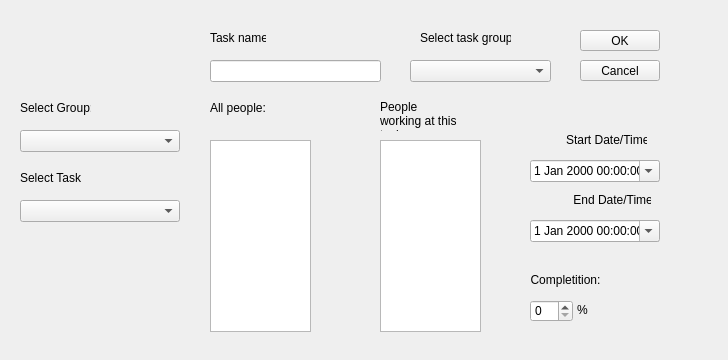
Before: the Qt Designer form Teeam/edittaskdialog.ui in lorenzo-arena/Teeam, drawn with Qt 5.
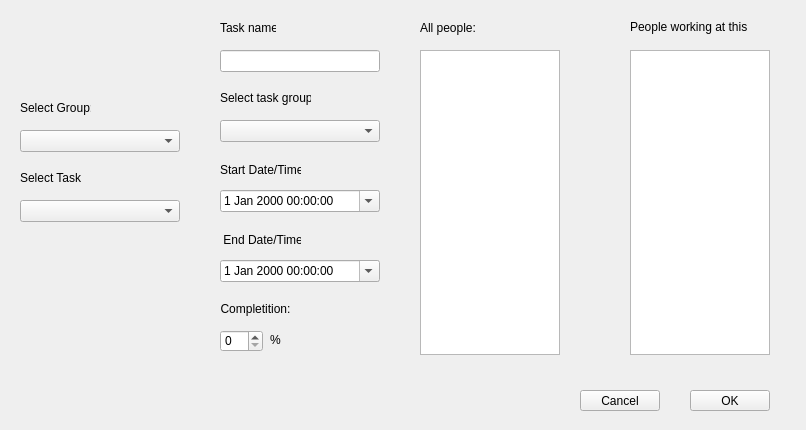
After: the same form once the commit is applied. Icons and pictures are not drawn.

```diff
--- a/Teeam/edittaskdialog.ui
+++ b/Teeam/edittaskdialog.ui
@@ -6,8 +6,8 @@
    <rect>
     <x>0</x>
     <y>0</y>
-    <width>728</width>
-    <height>360</height>
+    <width>806</width>
+    <height>430</height>
    </rect>
   </property>
   <property name="windowTitle">
@@ -16,8 +16,8 @@
   <widget class="QLabel" name="taskNamelabel">
    <property name="geometry">
     <rect>
-     <x>210</x>
-     <y>30</y>
+     <x>220</x>
+     <y>20</y>
      <width>56</width>
      <height>16</height>
     </rect>
@@ -29,8 +29,8 @@
   <widget class="QPushButton" name="buttonOk">
    <property name="geometry">
     <rect>
-     <x>580</x>
-     <y>30</y>
+     <x>690</x>
+     <y>390</y>
      <width>80</width>
      <height>21</height>
     </rect>
@@ -45,9 +45,9 @@
   <widget class="QLineEdit" name="lineEdit">
    <property name="geometry">
     <rect>
-     <x>210</x>
-     <y>60</y>
-     <width>171</width>
+     <x>220</x>
+     <y>50</y>
+     <width>160</width>
      <height>22</height>
     </rect>
    </property>
@@ -56,7 +56,7 @@
    <property name="geometry">
     <rect>
      <x>580</x>
-     <y>60</y>
+     <y>390</y>
      <width>80</width>
      <height>21</height>
     </rect>
@@ -71,9 +71,9 @@
   <widget class="QDateTimeEdit" name="startdateTimeEdit">
    <property name="geometry">
     <rect>
-     <x>530</x>
-     <y>160</y>
-     <width>130</width>
+     <x>220</x>
+     <y>190</y>
+     <width>160</width>
      <height>22</height>
     </rect>
    </property>
@@ -87,9 +87,9 @@
   <widget class="QDateTimeEdit" name="enddateTimeEdit">
    <property name="geometry">
     <rect>
-     <x>530</x>
-     <y>220</y>
-     <width>130</width>
+     <x>220</x>
+     <y>260</y>
+     <width>160</width>
      <height>22</height>
     </rect>
    </property>
@@ -103,18 +103,18 @@
   <widget class="QListView" name="totalPeoplelistView">
    <property name="geometry">
     <rect>
-     <x>210</x>
-     <y>140</y>
-     <width>101</width>
-     <height>192</height>
+     <x>420</x>
+     <y>50</y>
+     <width>140</width>
+     <height>305</height>
     </rect>
    </property>
   </widget>
   <widget class="QLabel" name="startDateTimelabel">
    <property name="geometry">
     <rect>
-     <x>566</x>
-     <y>130</y>
+     <x>220</x>
+     <y>160</y>
      <width>81</width>
      <height>20</height>
     </rect>
@@ -126,8 +126,8 @@
   <widget class="QLabel" name="endDateTimelabel">
    <property name="geometry">
     <rect>
-     <x>570</x>
-     <y>190</y>
+     <x>220</x>
+     <y>230</y>
      <width>81</width>
      <height>20</height>
     </rect>
@@ -139,18 +139,18 @@
   <widget class="QListView" name="taskPeoplelistView">
    <property name="geometry">
     <rect>
-     <x>380</x>
-     <y>140</y>
-     <width>101</width>
-     <height>192</height>
+     <x>630</x>
+     <y>50</y>
+     <width>140</width>
+     <height>305</height>
     </rect>
    </property>
   </widget>
   <widget class="QPushButton" name="insertPeoplepushButton">
    <property name="geometry">
     <rect>
-     <x>330</x>
-     <y>180</y>
+     <x>580</x>
+     <y>170</y>
      <width>32</width>
      <height>32</height>
     </rect>
@@ -181,8 +181,8 @@
   <widget class="QPushButton" name="removePeoplepushButton">
    <property name="geometry">
     <rect>
-     <x>330</x>
-     <y>230</y>
+     <x>580</x>
+     <y>220</y>
      <width>32</width>
      <height>32</height>
     </rect>
@@ -207,8 +207,8 @@
   <widget class="QLabel" name="taskGrouplabel">
    <property name="geometry">
     <rect>
-     <x>420</x>
-     <y>30</y>
+     <x>220</x>
+     <y>90</y>
      <width>91</width>
      <height>16</height>
     </rect>
@@ -220,9 +220,9 @@
   <widget class="QComboBox" name="taskGroupcomboBox">
    <property name="geometry">
     <rect>
-     <x>410</x>
-     <y>60</y>
-     <width>141</width>
+     <x>220</x>
+     <y>120</y>
+     <width>160</width>
      <height>22</height>
     </rect>
    </property>
@@ -230,8 +230,8 @@
   <widget class="QLabel" name="selectPeoplelabel">
    <property name="geometry">
     <rect>
-     <x>210</x>
-     <y>100</y>
+     <x>420</x>
+     <y>20</y>
      <width>81</width>
      <height>16</height>
     </rect>
@@ -243,10 +243,10 @@
   <widget class="QLabel" name="workingPeoplelabel">
    <property name="geometry">
     <rect>
-     <x>380</x>
-     <y>100</y>
-     <width>81</width>
-     <height>31</height>
+     <x>630</x>
+     <y>20</y>
+     <width>141</width>
+     <height>16</height>
     </rect>
    </property>
    <property name="lineWidth">
@@ -262,8 +262,8 @@
   <widget class="QLabel" name="completitionlabel">
    <property name="geometry">
     <rect>
-     <x>530</x>
-     <y>270</y>
+     <x>220</x>
+     <y>299</y>
      <width>71</width>
      <height>20</height>
     </rect>
@@ -278,8 +278,8 @@
   <widget class="QLabel" name="percentlabel">
    <property name="geometry">
     <rect>
-     <x>577</x>
-     <y>302</y>
+     <x>270</x>
+     <y>332</y>
      <width>20</width>
      <height>16</height>
     </rect>
@@ -291,8 +291,8 @@
   <widget class="QSpinBox" name="completitionspinBox">
    <property name="geometry">
     <rect>
-     <x>530</x>
-     <y>300</y>
+     <x>220</x>
+     <y>330</y>
      <width>43</width>
      <height>22</height>
     </rect>
```
Left out of the diff: 2 changed lines with no effect on the pictures.
